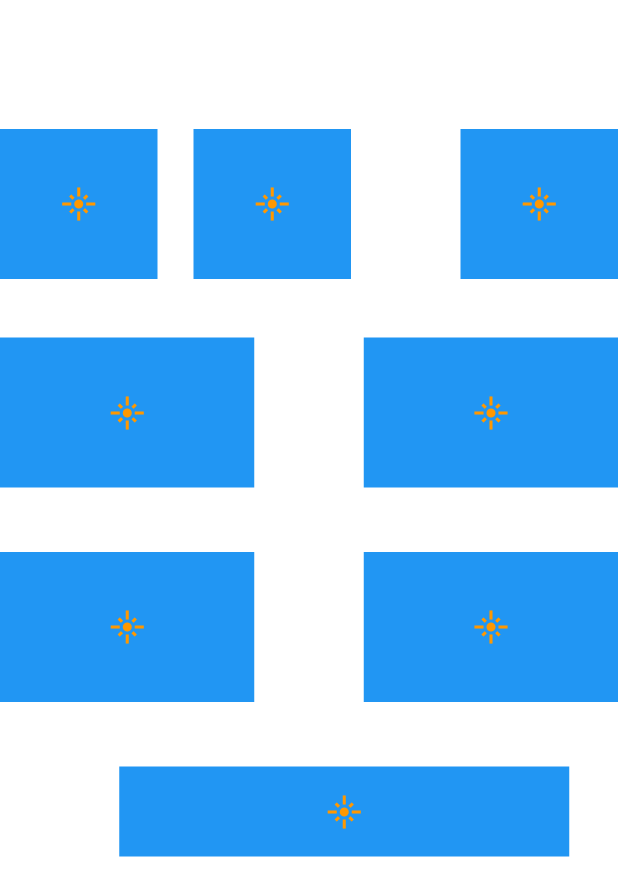
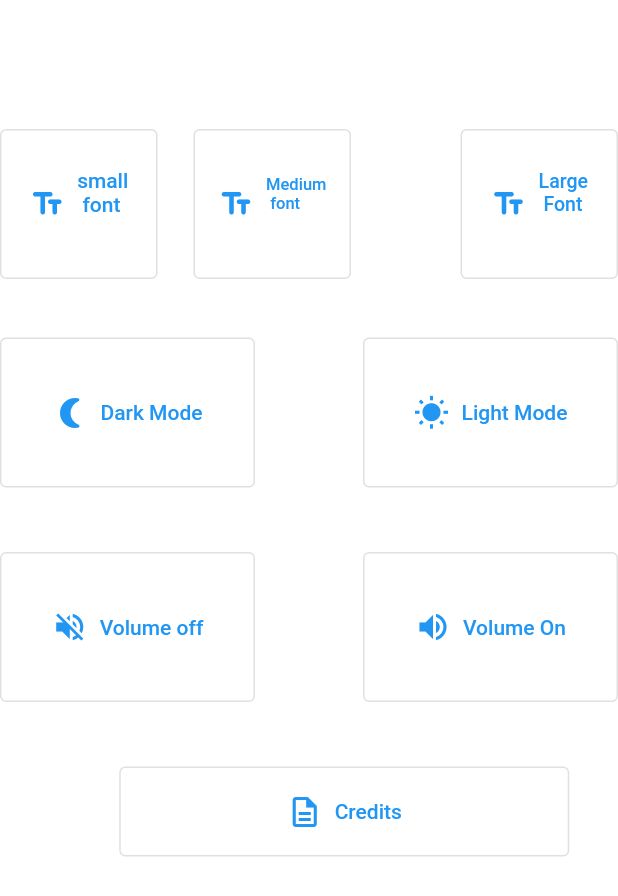
Before and after one commit to iConApp-F/iConApp, a Flutter app: the Demo screen opened by its route, on a phone screen of 412 x 824 dp. Shown: the top 896 px of the screen. Run offline on Flutter 3.47's test engine with Material 2 defaults, Android fonts, the phone set to English and light mode, and no system bars.

Commit message:
Added Jon's code into settings.dart

```diff
--- a/apsc_100m3_724_f/lib/screens/settings.dart
+++ b/apsc_100m3_724_f/lib/screens/settings.dart
@@ -22,23 +22,217 @@ class MyApp extends StatelessWidget {
   }
 }
 
-class Square extends StatelessWidget {
+class Square1 extends StatelessWidget {
   final color;
   final sqwidth;
   final sqheight;
 
-  Square({ this.color = Colors.blue, this.sqwidth = 105.0, this.sqheight = 100.0,})
+  Square1({ this.color = Colors.white,
+    this.sqwidth = 105.0,
+    this.sqheight = 100.0,})
 
   {}build(context){
     return Container(
-      //decoration: BoxDecoration(color: Colors.blue),
       width: sqwidth,
       height: sqheight,
       color: color,
-      child: Icon(Icons.flare, color: Colors.orange,)
+      child: OutlinedButton.icon(
+          icon: Icon(Icons.text_fields_rounded),
+          label: Text(("small\n font\n")),
+          onPressed: (){
+            print('Small Font');
+          }
+      ),
     );
   }
 }
+
+class Square2 extends StatelessWidget {
+  final color;
+  final sqwidth;
+  final sqheight;
+
+  Square2({ this.color = Colors.white,
+    this.sqwidth = 105.0,
+    this.sqheight = 100.0,})
+
+  {}build(context){
+    return Container(
+      width: sqwidth,
+      height: sqheight,
+      color: color,
+      child: OutlinedButton.icon(
+          icon: Icon(Icons.text_fields_rounded),
+          label: Text(
+              "Medium\n font\n",
+              style: new TextStyle(
+                fontSize: 11,
+              )
+          ),
+          onPressed: (){
+            print('Medium Font');
+          }
+      ),
+    );
+  }
+}
+
+class Square3 extends StatelessWidget {
+  final color;
+  final sqwidth;
+  final sqheight;
+
+  Square3({ this.color = Colors.white,
+    this.sqwidth = 105.0,
+    this.sqheight = 100.0,})
+
+  {}build(context){
+    return Container(
+      width: sqwidth,
+      height: sqheight,
+      color: color,
+      child: OutlinedButton.icon(
+          icon: Icon(Icons.text_fields_rounded),
+          label: Text(
+            "Large\n Font\n" ,
+            style: new TextStyle(
+              fontSize: 13.0,
+            ),
+          ),
+          onPressed: (){
+            print('Large Font');
+          }
+      ),
+    );
+  }
+}
+
+class Square4 extends StatelessWidget {
+  final color;
+  final sqwidth;
+  final sqheight;
+
+  Square4({ this.color = Colors.white,
+    this.sqwidth = 105.0,
+    this.sqheight = 100.0,})
+
+  {}build(context){
+    return Container(
+      width: sqwidth,
+      height: sqheight,
+      color: color,
+      child: OutlinedButton.icon(
+          icon: Icon(Icons.nightlight_round),
+          label: Text(("Dark Mode")),
+          onPressed: (){
+            print('Dark Mode');
+          }
+      ),
+    );
+  }
+}
+
+class Square5 extends StatelessWidget {
+  final color;
+  final sqwidth;
+  final sqheight;
+
+  Square5({ this.color = Colors.white,
+    this.sqwidth = 105.0,
+    this.sqheight = 100.0,})
+
+  {}build(context){
+    return Container(
+      width: sqwidth,
+      height: sqheight,
+      color: color,
+      child: OutlinedButton.icon(
+          icon: Icon(Icons.wb_sunny),
+          label: Text(("Light Mode")),
+          onPressed: (){
+            print('Light Mode');
+          }
+      ),
+    );
+  }
+}
+
+class Square6 extends StatelessWidget {
+  final color;
+  final sqwidth;
+  final sqheight;
+
+  Square6({ this.color = Colors.white,
+    this.sqwidth = 105.0,
+    this.sqheight = 100.0,})
+
+  {}build(context){
+    return Container(
+      width: sqwidth,
+      height: sqheight,
+      color: color,
+      child: OutlinedButton.icon(
+          icon: Icon(Icons.volume_off),
+          label: Text(("Volume off")),
+          onPressed: (){
+            print('Volume off');
+          }
+      ),
+    );
+  }
+}
+
+class Square7 extends StatelessWidget {
+  final color;
+  final sqwidth;
+  final sqheight;
+
+  Square7({ this.color = Colors.white,
+    this.sqwidth = 105.0,
+    this.sqheight = 100.0,})
+
+  {}build(context){
+    return Container(
+      width: sqwidth,
+      height: sqheight,
+      color: color,
+      child: OutlinedButton.icon(
+          icon: Icon(Icons.volume_up),
+          label: Text(("Volume On")),
+          onPressed: (){
+            print('Volume On');
+          }
+      ),
+    );
+  }
+}
+
+class Square8 extends StatelessWidget {
+  final color;
+  final sqwidth;
+  final sqheight;
+
+  Square8({ this.color = Colors.white,
+    this.sqwidth = 105.0,
+    this.sqheight = 100.0,})
+
+  {}build(context){
+    return Container(
+      //decoration: BoxDecoration(color: Colors.red),
+      width: sqwidth,
+      height: sqheight,
+      color: color,
+      child: OutlinedButton.icon(
+          icon: Icon(Icons.description_outlined),
+          label: Text(("Credits")),
+          onPressed: (){
+            print('Credits');
+          }
+      ),
+    );
+  }
+}
+
 
 class Demo extends StatelessWidget{
   build(context){
@@ -49,39 +243,39 @@ class Demo extends StatelessWidget{
           children: [
             Positioned(
                 top:86,
-          child:Square()
+                child:Square1()
             ),
             Positioned(
               top:86,
               left:129,
-          child: Square(),
+              child: Square2(),
             ),
             Positioned(
-          child: Square(),
+              child: Square3(),
               top: 86,
               right: 0,
             ),
             Positioned(
-          child: Square(sqwidth: 169.5 ),
+              child: Square4(sqwidth: 170.0 ),
               top: 225,
             ),
             Positioned(
-          child: Square(sqwidth: 169.5),
+              child: Square5(sqwidth: 170.0),
               top: 225,
               right: 0,
             ),
             Positioned(
-          child: Square(sqwidth: 169.5),
+              child: Square6(sqwidth: 170.0),
               top: 368,
               left: 0,
             ),
             Positioned(
-          child: Square(sqwidth: 169.5),
+              child: Square7(sqwidth: 170.0),
               top: 368,
               right: 0,
             ),
             Positioned(
-          child: Square(sqwidth: 300.0, sqheight: 60.0),
+              child: Square8(sqwidth: 300.0, sqheight: 60.0),
               top: 511,
               right: 32.5,
             ),
```
Also changed, not shown: 2 other files. Lines whose indentation alone changed are shown as unchanged.
